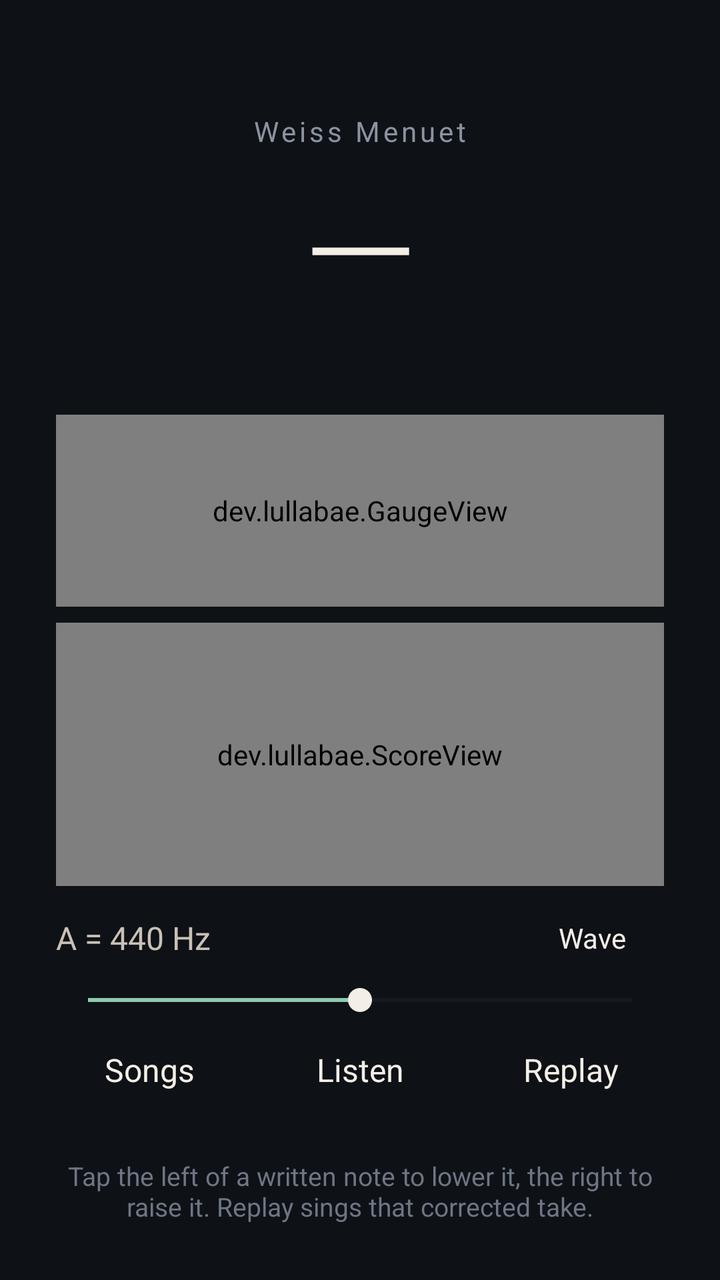
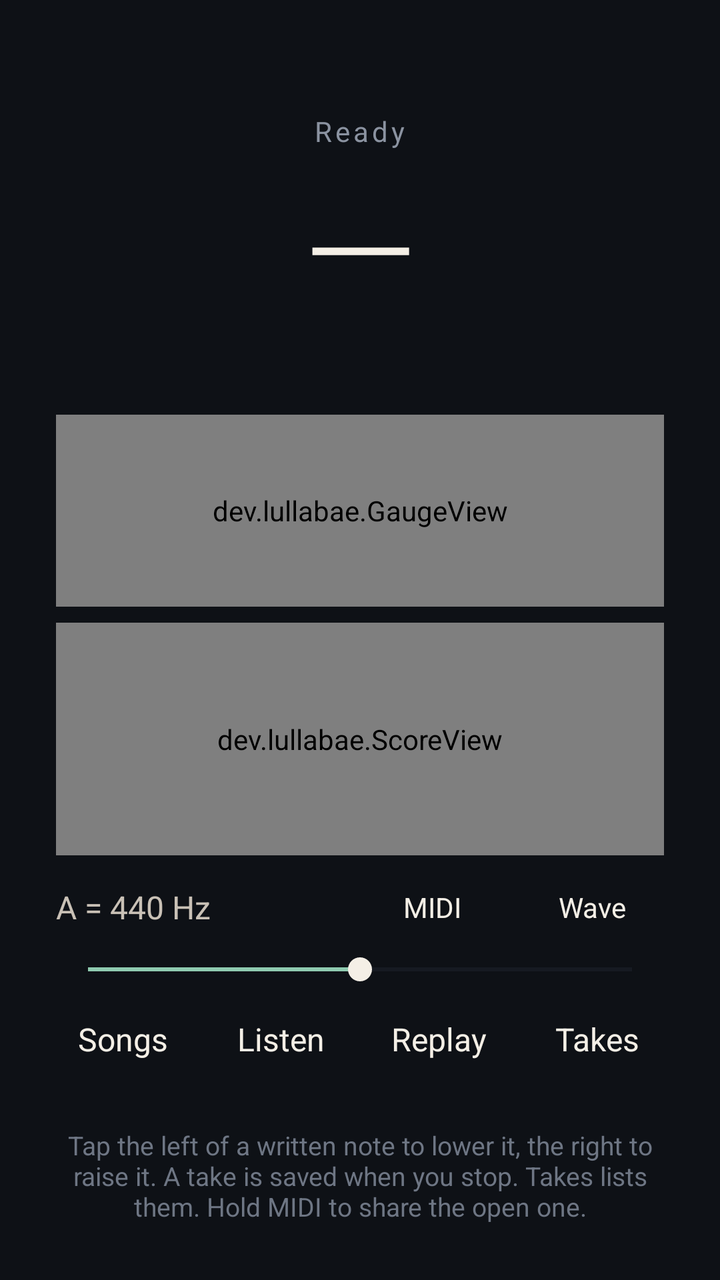

Screens rendered from an Android XML layout before and after an edit, with the pre-edit source and the edit as a unified diff.
<!-- AndroidManifest.xml: application theme android:Theme.Material.NoActionBar -->
<!-- res/layout/activity_main.xml -->
<?xml version="1.0" encoding="utf-8"?>
<LinearLayout xmlns:android="http://schemas.android.com/apk/res/android"
    android:id="@+id/root"
    android:layout_width="match_parent"
    android:layout_height="match_parent"
    android:background="#0E1116"
    android:gravity="center_horizontal"
    android:keepScreenOn="true"
    android:orientation="vertical"
    android:paddingLeft="28dp"
    android:paddingTop="56dp"
    android:paddingRight="28dp"
    android:paddingBottom="28dp">

    <TextView
        android:id="@+id/status"
        android:layout_width="wrap_content"
        android:layout_height="wrap_content"
        android:letterSpacing="0.12"
        android:text="Weiss Menuet"
        android:textColor="#8B93A1"
        android:textSize="14sp" />

    <TextView
        android:id="@+id/note"
        android:layout_width="match_parent"
        android:layout_height="88dp"
        android:layout_marginTop="8dp"
        android:autoSizeMaxTextSize="96sp"
        android:autoSizeMinTextSize="48sp"
        android:autoSizeStepGranularity="2sp"
        android:autoSizeTextType="uniform"
        android:fontFamily="sans-serif-light"
        android:gravity="center"
        android:includeFontPadding="false"
        android:text="—"
        android:textColor="#F4EFE6" />

    <TextView
        android:id="@+id/detail"
        android:layout_width="match_parent"
        android:layout_height="wrap_content"
        android:layout_marginTop="4dp"
        android:gravity="center"
        android:textColor="#C9C1B6"
        android:textSize="18sp" />

    <dev.lullabae.GaugeView
        android:id="@+id/gauge"
        android:layout_width="match_parent"
        android:layout_height="96dp"
        android:layout_marginTop="8dp" />

    <dev.lullabae.WaveView
        android:id="@+id/wave"
        android:layout_width="match_parent"
        android:layout_height="72dp"
        android:layout_marginTop="4dp"
        android:visibility="gone" />

    <HorizontalScrollView
        android:id="@+id/score_scroll"
        android:layout_width="match_parent"
        android:layout_height="0dp"
        android:layout_marginTop="8dp"
        android:layout_weight="1"
        android:fillViewport="true"
        android:scrollbars="none">

        <dev.lullabae.ScoreView
            android:id="@+id/score"
            android:layout_width="wrap_content"
            android:layout_height="match_parent" />
    </HorizontalScrollView>

    <LinearLayout
        android:layout_width="match_parent"
        android:layout_height="wrap_content"
        android:layout_marginTop="8dp"
        android:gravity="center_vertical"
        android:orientation="horizontal">

        <TextView
            android:id="@+id/reference_label"
            android:layout_width="0dp"
            android:layout_height="wrap_content"
            android:layout_weight="1"
            android:text="A = 440 Hz"
            android:textColor="#C9C1B6"
            android:textSize="16sp" />

        <TextView
            android:id="@+id/wave_toggle"
            android:layout_width="72dp"
            android:layout_height="36dp"
            android:clickable="true"
            android:defaultFocusHighlightEnabled="false"
            android:focusable="true"
            android:gravity="center"
            android:text="Wave"
            android:textColor="#F4EFE6"
            android:textSize="14sp" />
    </LinearLayout>

    <SeekBar
        android:id="@+id/reference"
        android:layout_width="match_parent"
        android:layout_height="wrap_content"
        android:layout_marginTop="4dp"
        android:max="480"
        android:min="400"
        android:progress="440"
        android:progressBackgroundTint="#2A3140"
        android:progressTint="#8FCBB0"
        android:thumbTint="#F4EFE6" />

    <LinearLayout
        android:layout_width="match_parent"
        android:layout_height="wrap_content"
        android:orientation="horizontal">

        <TextView
            android:id="@+id/demo"
            android:layout_width="0dp"
            android:layout_height="52dp"
            android:layout_weight="1"
            android:clickable="true"
            android:defaultFocusHighlightEnabled="false"
            android:focusable="true"
            android:gravity="center"
            android:text="Songs"
            android:textColor="#F4EFE6"
            android:textSize="16sp" />

        <View
            android:layout_width="12dp"
            android:layout_height="0dp" />

        <TextView
            android:id="@+id/listen"
            android:layout_width="0dp"
            android:layout_height="52dp"
            android:layout_weight="1"
            android:clickable="true"
            android:defaultFocusHighlightEnabled="false"
            android:focusable="true"
            android:gravity="center"
            android:text="Listen"
            android:textColor="#F4EFE6"
            android:textSize="16sp" />

        <View
            android:layout_width="12dp"
            android:layout_height="0dp" />

        <TextView
            android:id="@+id/replay"
            android:layout_width="0dp"
            android:layout_height="52dp"
            android:layout_weight="1"
            android:clickable="true"
            android:defaultFocusHighlightEnabled="false"
            android:focusable="true"
            android:gravity="center"
            android:text="Replay"
            android:textColor="#F4EFE6"
            android:textSize="16sp" />
    </LinearLayout>

    <TextView
        android:layout_width="match_parent"
        android:layout_height="wrap_content"
        android:layout_marginTop="18dp"
        android:gravity="center"
        android:text="Tap the left of a written note to lower it, the right to raise it. Replay sings that corrected take."
        android:textColor="#6E7684"
        android:textSize="13sp" />
</LinearLayout>
<!-- resources referenced by this layout -->
<resources>

</resources>

<!-- the commit's change to res/layout/activity_main.xml (unified diff, before → after) -->
@@ -17,7 +17,7 @@
         android:layout_width="wrap_content"
         android:layout_height="wrap_content"
         android:letterSpacing="0.12"
-        android:text="Weiss Menuet"
+        android:text="Ready"
         android:textColor="#8B93A1"
         android:textSize="14sp" />
 
@@ -58,20 +58,38 @@
         android:layout_marginTop="4dp"
         android:visibility="gone" />
 
-    <HorizontalScrollView
-        android:id="@+id/score_scroll"
+    <FrameLayout
         android:layout_width="match_parent"
         android:layout_height="0dp"
         android:layout_marginTop="8dp"
-        android:layout_weight="1"
-        android:fillViewport="true"
-        android:scrollbars="none">
-
-        <dev.lullabae.ScoreView
-            android:id="@+id/score"
-            android:layout_width="wrap_content"
-            android:layout_height="match_parent" />
-    </HorizontalScrollView>
+        android:layout_weight="1">
+
+        <HorizontalScrollView
+            android:id="@+id/score_scroll"
+            android:layout_width="match_parent"
+            android:layout_height="match_parent"
+            android:fillViewport="true"
+            android:scrollbars="none">
+
+            <dev.lullabae.ScoreView
+                android:id="@+id/score"
+                android:layout_width="wrap_content"
+                android:layout_height="match_parent" />
+        </HorizontalScrollView>
+
+        <ScrollView
+            android:id="@+id/takes_scroll"
+            android:layout_width="match_parent"
+            android:layout_height="match_parent"
+            android:visibility="gone">
+
+            <LinearLayout
+                android:id="@+id/takes"
+                android:layout_width="match_parent"
+                android:layout_height="wrap_content"
+                android:orientation="vertical" />
+        </ScrollView>
+    </FrameLayout>
 
     <LinearLayout
         android:layout_width="match_parent"
@@ -88,6 +106,19 @@
             android:text="A = 440 Hz"
             android:textColor="#C9C1B6"
             android:textSize="16sp" />
+
+        <TextView
+            android:id="@+id/midi"
+            android:layout_width="72dp"
+            android:layout_height="36dp"
+            android:layout_marginRight="8dp"
+            android:clickable="true"
+            android:defaultFocusHighlightEnabled="false"
+            android:focusable="true"
+            android:gravity="center"
+            android:text="MIDI"
+            android:textColor="#F4EFE6"
+            android:textSize="14sp" />
 
         <TextView
             android:id="@+id/wave_toggle"
@@ -165,6 +196,23 @@
             android:text="Replay"
             android:textColor="#F4EFE6"
             android:textSize="16sp" />
+
+        <View
+            android:layout_width="12dp"
+            android:layout_height="0dp" />
+
+        <TextView
+            android:id="@+id/takes_button"
+            android:layout_width="0dp"
+            android:layout_height="52dp"
+            android:layout_weight="1"
+            android:clickable="true"
+            android:defaultFocusHighlightEnabled="false"
+            android:focusable="true"
+            android:gravity="center"
+            android:text="Takes"
+            android:textColor="#F4EFE6"
+            android:textSize="16sp" />
     </LinearLayout>
 
     <TextView
@@ -172,7 +220,7 @@
         android:layout_height="wrap_content"
         android:layout_marginTop="18dp"
         android:gravity="center"
-        android:text="Tap the left of a written note to lower it, the right to raise it. Replay sings that corrected take."
+        android:text="Tap the left of a written note to lower it, the right to raise it. A take is saved when you stop. Takes lists them. Hold MIDI to share the open one."
         android:textColor="#6E7684"
         android:textSize="13sp" />
 </LinearLayout>
